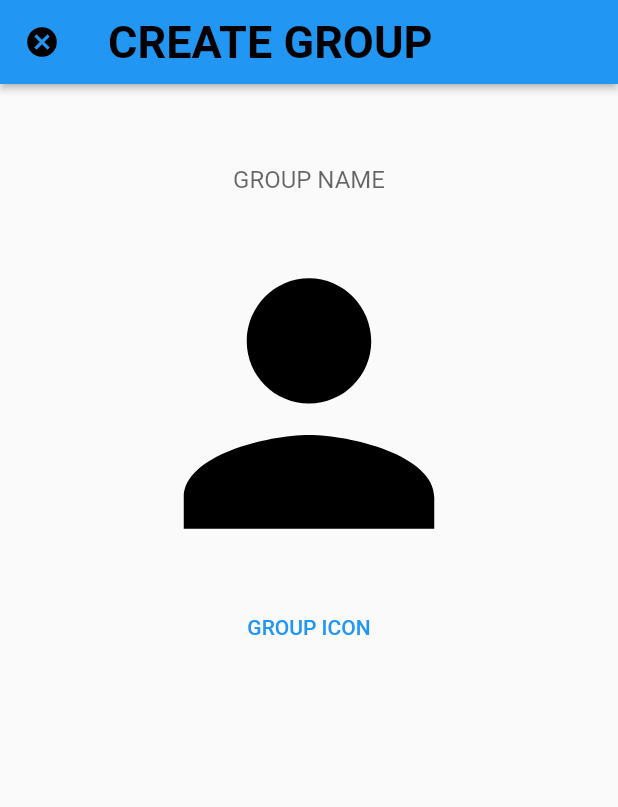
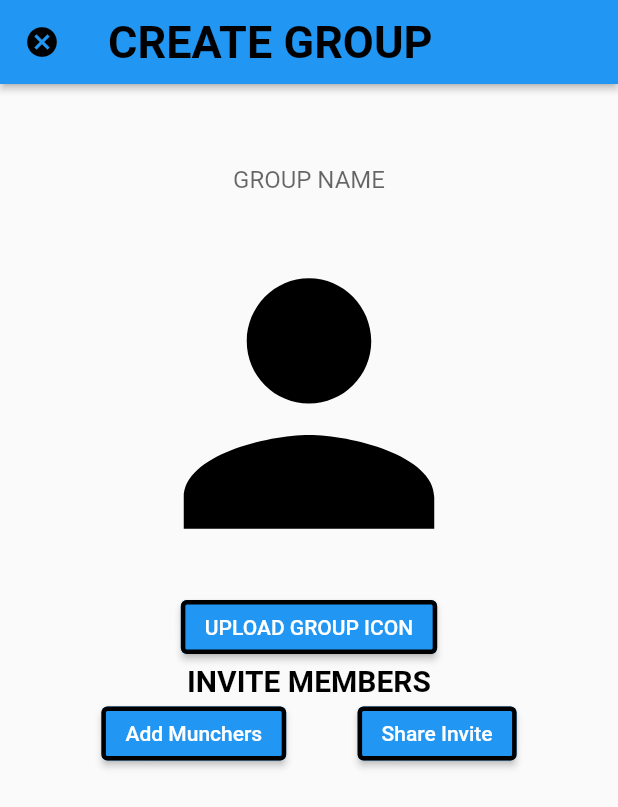
Before and after one commit to aym183/next-munch, a Flutter app: the Group_Details screen opened by its route, on a phone screen of 412 x 824 dp. Shown: the top 807 px of the screen. Run offline on Flutter 3.47's test engine with Material 2 defaults, Android fonts, the phone set to English and light mode, and no system bars; our stand-ins replace cloud_firestore, firebase_auth, firebase_core, google_nav_bar, shared_preferences; missing offline and left inert: dart:ffi; accounts and stored records are empty.

Commit message:
Added buttons and icons for group creation

```diff
--- a/lib/views/group_creation/create_group_1.dart
+++ b/lib/views/group_creation/create_group_1.dart
@@ -47,21 +47,56 @@ class _Group_DetailsState extends State<Group_Details> {
             child: Column(
                 children: [
                   TextField (
-                  textAlign: TextAlign.center,
-                  decoration: InputDecoration(
-                    border: InputBorder.none,
-                    hintText: 'GROUP NAME'
-                    ),
+                    textAlign: TextAlign.center,
+                    decoration: InputDecoration(
+                      border: InputBorder.none,
+                      hintText: 'GROUP NAME'
+                      ),
                   ),
+
                   Icon(Icons.person, size: 250, color: text_color,),
-                  TextButton(
+
+                  ElevatedButton(
                     onPressed: (() {
 
                     }),
+                    style: ElevatedButton.styleFrom(
+                      // shape: MaterialStateProperty.all(RoundedRectangleBorder(borderRadius: BorderRadius.circular(30.0))),
+                      side: BorderSide(width: 3.0),
+                    ),
+                    // style: TextStyle(fontSize: 15, fontWeight: FontWeight.bold, color: text_color)
+                    child: const Text("UPLOAD GROUP ICON"),
+                  ),
 
-                    // style: TextStyle(fontSize: 15, fontWeight: FontWeight.bold, color: text_color)
-                    child: const Text("GROUP ICON"),
+                  Text('INVITE MEMBERS',
+                    style: TextStyle(fontSize: 20, fontWeight: FontWeight.bold, color: text_color),
                   ),
+
+                  Row(
+                    mainAxisAlignment: MainAxisAlignment.spaceEvenly,
+                    children: <Widget>[
+                        ElevatedButton(
+                        onPressed: (() {}),
+                        style: ElevatedButton.styleFrom(
+                          side: BorderSide(width: 3.0),
+                        ),
+                        child: const Text("Add Munchers"),
+                        ),
+
+                        // Spacer(),
+                        // SizedBox(width: 50,),
+
+                        ElevatedButton(
+                        onPressed: (() {}),
+                        style: ElevatedButton.styleFrom(
+                          side: BorderSide(width: 3.0),
+                        ),
+                        child: const Text("Share Invite"),
+                        ),
+                    ],
+                  ),
+
+
                 ],
             ),
     ),
```
